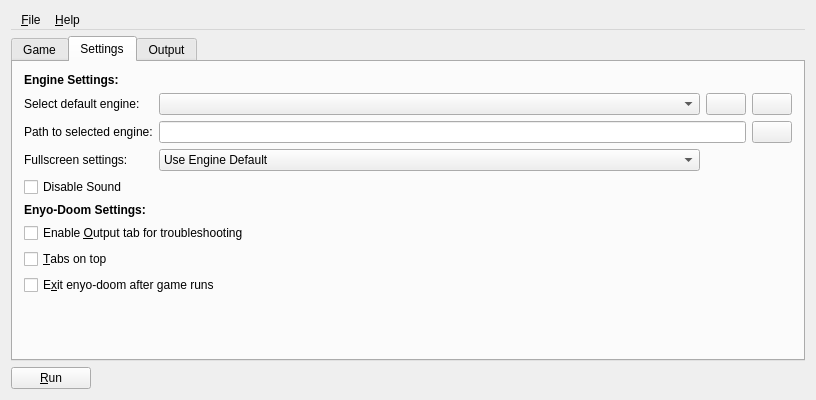
The window that src/e_mainwindow.ui (stephendcofer/enyo-launcher) describes before a commit, drawn with Qt 5.
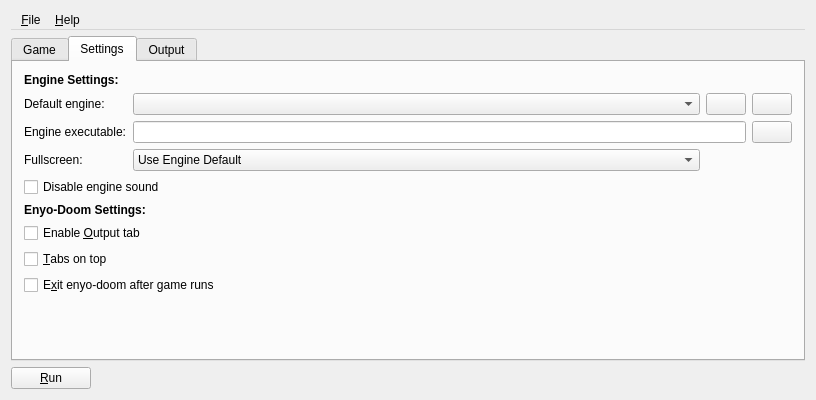
The same window after the commit. Icons and pictures are not drawn.

Diff of the .ui file:
```diff
--- a/src/e_mainwindow.ui
+++ b/src/e_mainwindow.ui
@@ -336,7 +336,7 @@
 			       									</sizepolicy>
 			      								</property>
 			      								<property name="text">
-			       									<string>Select default engine:</string>
+			       									<string>Default engine:</string>
 			      								</property>
 			     							</widget>
 			    						</item>
@@ -391,7 +391,7 @@
                											</sizepolicy>
               										</property>
               										<property name="text">
-               											<string>Path to selected engine:</string>
+               											<string>Engine executable:</string>
               										</property>
              									</widget>
             								</item>
@@ -417,7 +417,7 @@
                											</sizepolicy>
               										</property>
               										<property name="text">
-               											<string>Fullscreen settings:</string>
+               											<string>Fullscreen:</string>
               										</property>
              									</widget>
             								</item>
@@ -449,11 +449,14 @@
             								<item row="4" column="0" colspan="2">
              									<widget class="QCheckBox" name="cb_no_sound">
               										<property name="text">
-               											<string>Disable Sound</string>
-              										</property>
+               											<string>Disable engine sound</string>
+											</property>
+											<property name="toolTip">
+												<string>Disables sound for engine for troubleshooting or other purposes.  Some engines may not support this option.</string>
+											</property>
              									</widget>
             								</item>
-          								<item row="5" column="0">
+          								<item row="5" column="0" colspan="2">
           									<widget class="QLabel" name="label_7">
             										<property name="sizePolicy">
              											<sizepolicy hsizetype="Preferred" vsizetype="Fixed">
@@ -471,11 +474,14 @@
           								<item row="6" column="0" colspan="2">
             	 								<widget class="QCheckBox" name="cb_show_output">
               										<property name="text">
-               											<string>Enable &amp;Output tab for troubleshooting</string>
-              										</property>
+               											<string>Enable &amp;Output tab</string>
+											</property>
+											<property name="toolTip">
+												<string>Add an additional tab that shows the output of an engine after running a profile.</string>
+											</property>
              									</widget>
             								</item>
-            								<item row="7" column="0">
+            								<item row="7" column="0" colspan="2">
              									<widget class="QCheckBox" name="cb_tabs_top">
               										<property name="text">
                											<string>&amp;Tabs on top</string>
```
Left out of the diff: 29 changed lines with no effect on the pictures.
